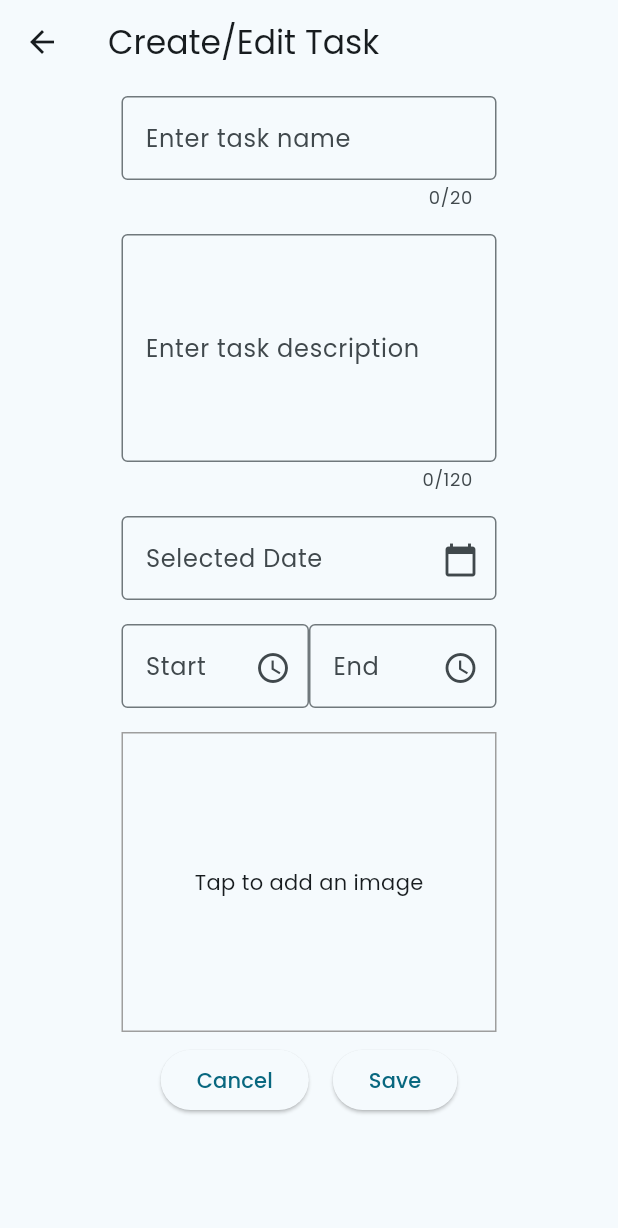
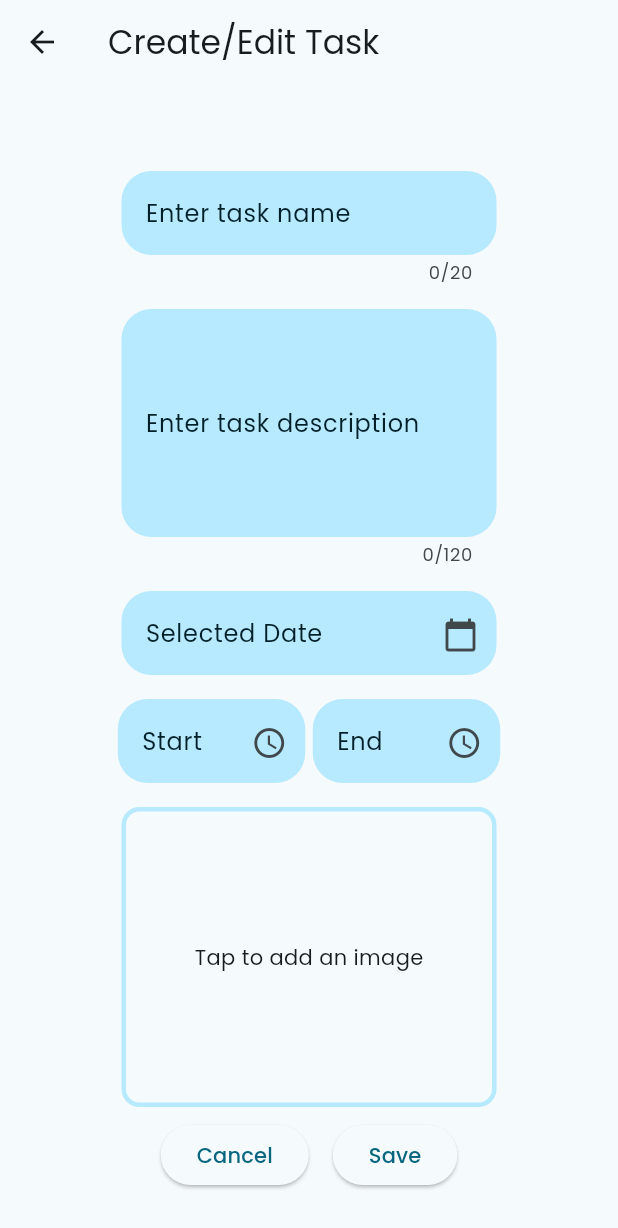
Before and after one commit to Fex123/Wochenplaner-App, a Flutter app: the Createedittask screen opened directly with empty values, on a phone screen of 412 x 824 dp. Shown: the top 1228 px of the screen. Run offline on Flutter 3.47's test engine with Material 3 defaults, Android fonts, the phone set to English and light mode, and no system bars; our stand-ins replace calendar_view, cloud_firestore, firebase_auth, firebase_core, google_fonts, image_picker; accounts and stored records are empty; network calls fail.

Commit message:
Removed Constant Colors independent of Theme, Styled Create Edit Task view

```diff
--- a/wochenplaner_app/lib/widgets/createEditTask.dart
+++ b/wochenplaner_app/lib/widgets/createEditTask.dart
@@ -64,8 +64,8 @@ class _CreateedittaskState extends State<Createedittask> {
   void saveTask() {
     if (taskNameController.text.isEmpty) {
       setState(() {
-        errorText = const Text('Task name is empty',
-            style: TextStyle(color: Colors.red));
+        errorText = Text('Task name is empty',
+            style: TextStyle(color: Theme.of(context).colorScheme.onError));
       });
       return;
     }
@@ -77,8 +77,8 @@ class _CreateedittaskState extends State<Createedittask> {
           : DateFormat('yyyy-MM-dd').parseStrict(selectedDateController.text);
     } catch (e) {
       setState(() {
-        errorText = const Text('Invalid date format. Use yyyy-MM-dd',
-            style: TextStyle(color: Colors.red));
+        errorText = Text('Invalid date format. Use yyyy-MM-dd',
+            style: TextStyle(color: Theme.of(context).colorScheme.onError));
       });
       return;
     }
@@ -88,8 +88,8 @@ class _CreateedittaskState extends State<Createedittask> {
       DateTime today = DateTime(now.year, now.month, now.day);
       if (selDate.isBefore(today)) {
         setState(() {
-          errorText = const Text('Selected date is before current date',
-              style: TextStyle(color: Colors.red));
+          errorText = Text('Selected date is before current date',
+              style: TextStyle(color: Theme.of(context).colorScheme.onError));
         });
         return;
       }
@@ -107,9 +107,8 @@ class _CreateedittaskState extends State<Createedittask> {
             : DateFormat('HH:mm').parseStrict(startTimeController.text);
       } catch (e) {
         setState(() {
-          errorText = const Text(
-              'Invalid start time format. Use hh:mm a or HH:mm',
-              style: TextStyle(color: Colors.red));
+          errorText = Text('Invalid start time format. Use hh:mm a or HH:mm',
+              style: TextStyle(color: Theme.of(context).colorScheme.onError));
         });
         return;
       }
@@ -127,9 +126,8 @@ class _CreateedittaskState extends State<Createedittask> {
             : DateFormat('HH:mm').parseStrict(endTimeController.text);
       } catch (e) {
         setState(() {
-          errorText = const Text(
-              'Invalid end time format. Use hh:mm a or HH:mm',
-              style: TextStyle(color: Colors.red));
+          errorText = Text('Invalid end time format. Use hh:mm a or HH:mm',
+              style: TextStyle(color: Theme.of(context).colorScheme.onError));
         });
         return;
       }
@@ -147,8 +145,8 @@ class _CreateedittaskState extends State<Createedittask> {
             (endTime.hour == 0 && endTime.minute > 0))) {
       if (endTime.hour != 0 && endTime.minute != 0) {
         setState(() {
-          errorText = const Text('Start is after or equal to end',
-              style: TextStyle(color: Colors.red));
+          errorText = Text('Start is after or equal to end',
+              style: TextStyle(color: Theme.of(context).colorScheme.onError));
         });
         return;
       }
@@ -223,6 +221,8 @@ class _CreateedittaskState extends State<Createedittask> {
       ),
       body: SingleChildScrollView(
         child: Center(
+          child: Padding(
+            padding: const EdgeInsets.only(top: 50.0), // Add top margin
             child: Column(
               children: [
                 Padding(
@@ -265,7 +265,13 @@ class _CreateedittaskState extends State<Createedittask> {
                       width: 125 * 2,
                       height: 200,
                       decoration: BoxDecoration(
-                      border: Border.all(color: Colors.grey),
+                        border: Border.all(
+                            width: 3,
+                            color:
+                                Theme.of(context).colorScheme.primaryContainer),
+                        color: Theme.of(context).colorScheme.surface,
+                        borderRadius:
+                            BorderRadius.circular(12.0), // Rounded corners
                       ),
                       child: _image == null
                           ? const Center(child: Text('Tap to add an image'))
@@ -289,6 +295,7 @@ class _CreateedittaskState extends State<Createedittask> {
                 ),
                 errorText,
               ],
+            ),
           ),
         ),
       ),
@@ -316,13 +323,48 @@ class TaskTextField extends StatelessWidget {
 
   @override
   Widget build(BuildContext context) {
+    const double borderRadius = 20.0;
     return SizedBox(
       width: 125 * (widthMultiplyer ?? 1),
       child: TextField(
         controller: controller,
         decoration: InputDecoration(
-          border: const OutlineInputBorder(),
+          filled: true,
+          fillColor: Theme.of(context).colorScheme.primaryContainer,
+          // Background color
+          border: OutlineInputBorder(
+            borderRadius:
+                BorderRadius.circular(borderRadius), // Rounded corners
+
+            borderSide: const BorderSide(
+              color: Color.fromARGB(0, 33, 149, 243), // Border color
+            ),
+          ),
+          enabledBorder: OutlineInputBorder(
+            borderRadius:
+                BorderRadius.circular(borderRadius), // Rounded corners
+
+            borderSide: const BorderSide(
+              color:
+                  Color.fromARGB(0, 33, 149, 243), // Border color when enabled
+            ),
+          ),
+          focusedBorder: OutlineInputBorder(
+            borderRadius:
+                BorderRadius.circular(borderRadius), // Rounded corners
+
+            borderSide: BorderSide(
+              color: Theme.of(context)
+                  .colorScheme
+                  .onPrimaryContainer, // Border color when focused
+            ),
+          ),
           labelText: labelText,
+          labelStyle: TextStyle(
+            color: Theme.of(context)
+                .colorScheme
+                .onPrimaryContainer, // Label text color
+          ),
         ),
         maxLength: maxInputLength,
         maxLines: lines,
@@ -456,6 +498,7 @@ class _SelectTimeState extends State<SelectTime> {
               ),
             ],
           ),
+          const SizedBox(width: 5),
           Stack(
             children: <Widget>[
               TaskTextField(
```
Also changed, not shown: wochenplaner_app/lib/data/userManagement.dart (+6 -4 lines), wochenplaner_app/lib/widgets/clandarView.dart (+25 -13 lines), wochenplaner_app/lib/widgets/settingsView.dart (+4 -4 lines). Lines whose indentation alone changed are shown as unchanged.
